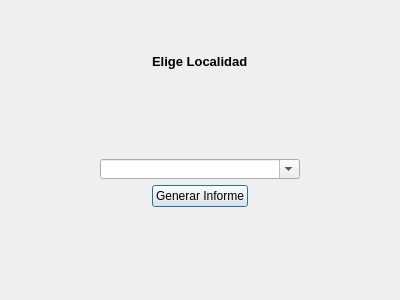
The window that templates/dlgBuscaLocal.ui (Semperz/ProyectoDI) describes before a commit, drawn with Qt 5.
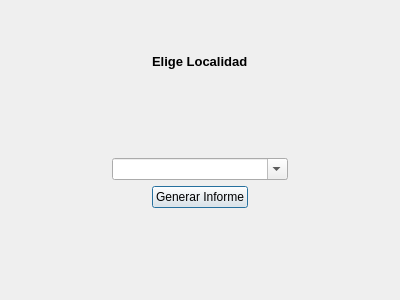
The same window after the commit. Icons and pictures are not drawn.

What changed in the file:
```diff
--- a/templates/dlgBuscaLocal.ui
+++ b/templates/dlgBuscaLocal.ui
@@ -46,15 +46,9 @@
       </spacer>
      </item>
      <item>
-      <widget class="QFontComboBox" name="fcbLocalidad">
-       <property name="maximumSize">
-        <size>
-         <width>200</width>
-         <height>20</height>
-        </size>
-       </property>
-       <property name="currentText">
-        <string/>
+      <widget class="QComboBox" name="cmbBuscalocal">
+       <property name="editable">
+        <bool>true</bool>
        </property>
       </widget>
      </item>
```
